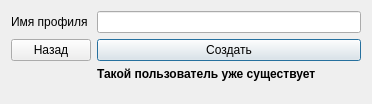
Old version of the form newprofile.ui in the repository mikhailKhmel/database_viewer.
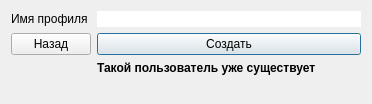
New version of the form.

```diff
--- a/newprofile.ui
+++ b/newprofile.ui
@@ -27,7 +27,11 @@
       </widget>
      </item>
      <item row="0" column="1">
-      <widget class="QLineEdit" name="lineEdit"/>
+      <widget class="QLineEdit" name="lineEdit">
+       <property name="styleSheet">
+        <string notr="true">border-radius: 10px</string>
+       </property>
+      </widget>
      </item>
      <item row="2" column="1">
       <widget class="QLabel" name="error_label">
```
